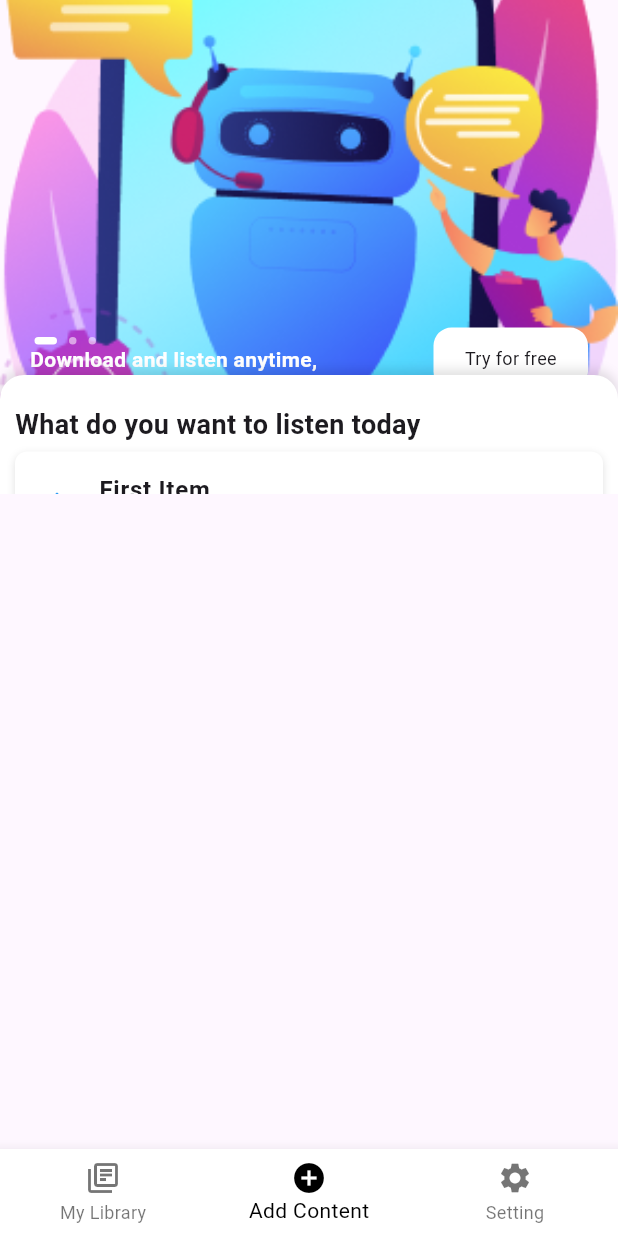
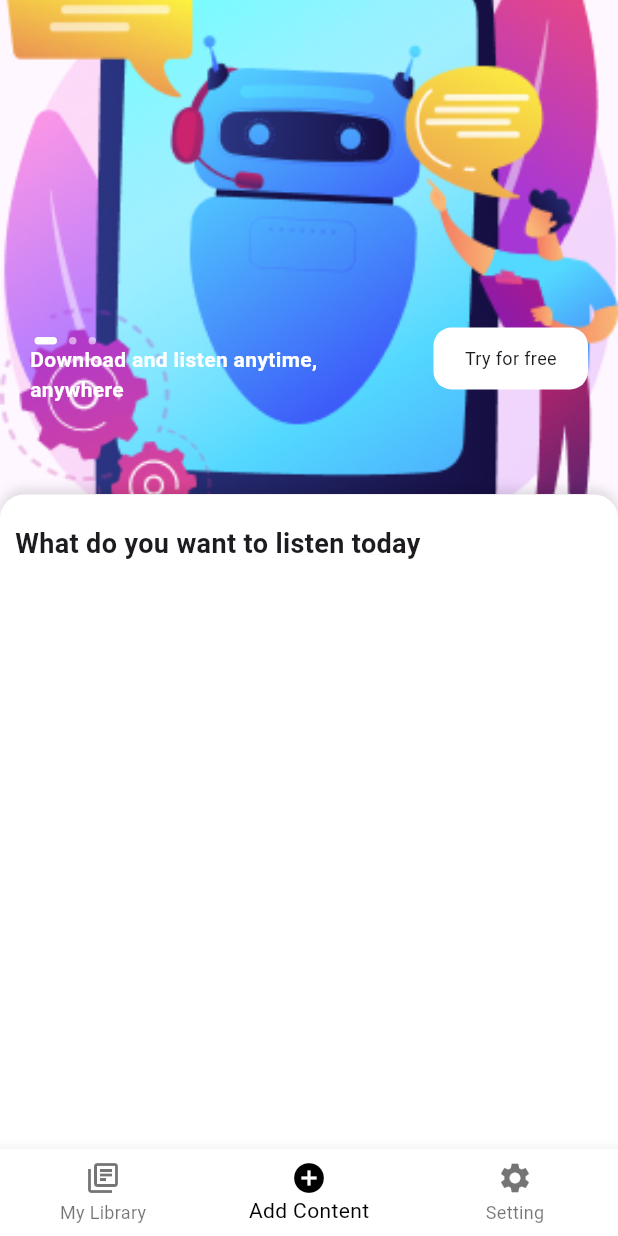
Before and after one commit to Bilal17809/listen_ai, a Flutter app: the screen it shows after launch, on a phone screen of 412 x 824 dp. Run offline on Flutter 3.47's test engine with Material 3 defaults, Android fonts, the phone set to English and light mode, and no system bars; drawn by our look-alikes of carousel_slider, smooth_page_indicator; our stand-ins replace get.

Commit message:
asyaf 8/20/2025

```diff
--- a/lib/core/theme/app_styles.dart
+++ b/lib/core/theme/app_styles.dart
@@ -166,7 +166,7 @@ final BoxDecoration preferencesDecoration=BoxDecoration(
   borderRadius: BorderRadius.circular(12),
   boxShadow: [
     BoxShadow(
-      color: Colors.black.withOpacity(0.05),
+      color: Colors.black..withAlpha(200),
       blurRadius: 5,
       offset:  Offset(0, 3),
     ),
@@ -181,7 +181,7 @@ final BoxDecoration linkedDecoration=BoxDecoration(
   borderRadius: BorderRadius.circular(12),
   boxShadow: [
     BoxShadow(
-      color: Colors.black.withOpacity(0.05),
+      color: Colors.black.withAlpha(200),
       blurRadius: 5,
       offset:  Offset(0, 3),
     ),
@@ -199,7 +199,7 @@ final BoxDecoration listviewDecoration=BoxDecoration(
   ],
 );
 final BoxDecoration positionDecoration=BoxDecoration(
-  color: Colors.white,
+  color: kWhite,
   borderRadius: const BorderRadius.only(
     topLeft: Radius.circular(16),
     topRight: Radius.circular(16),
--- a/lib/presentation/MyLibrary/screen/my_library.dart
+++ b/lib/presentation/MyLibrary/screen/my_library.dart
@@ -62,7 +62,7 @@ class MyLibrary extends StatelessWidget {
                     borderRadius: BorderRadius.circular(12),
                     boxShadow: [
                       BoxShadow(
-                        color: Colors.grey.withOpacity(0.2),
+                        color: Colors.grey..withAlpha(200),
                         blurRadius: 5,
                         offset:  Offset(0, 3),
                       ),
--- a/lib/presentation/add_content/screen/add_content.dart
+++ b/lib/presentation/add_content/screen/add_content.dart
@@ -1,4 +1,5 @@
 import 'package:flutter/material.dart';
+import 'package:listen_ai/core/theme/app_colors.dart';
 import '/core/services/category_services.dart';
 import '/core/theme/app_styles.dart';
 
@@ -11,20 +12,22 @@ class AddContent extends StatelessWidget {
     final screenW = MediaQuery.of(context).size.width;
 
     return Scaffold(
-      body: SafeArea(
-        child: Stack(
+      // backgroundColor: kWhite,
+      body: Column(
         children: [
-            // Background Image slider
           ClipRect(
             child: ImageSliderWithFlutter(), // keep your widget
           ),
 
           // Positioned bottom content
           Positioned(
-              top: 250,
+            top: 180,
+            left: 0,
+            right: 0,
+            bottom: 0,
             child: Container(
               width: screenW,
-                height: screenH * 0.7,
+              height: screenH * 0.7, // fixed height
               decoration: positionDecoration,
               child: Column(
                 crossAxisAlignment: CrossAxisAlignment.start,
@@ -39,39 +42,67 @@ class AddContent extends StatelessWidget {
                       ),
                     ),
                   ),
-                    Expanded(
-                      child: ListView.builder(
-                        itemCount: titles.length,
-                        itemBuilder: (context, index) {
-                          return Container(
-                            margin: const EdgeInsets.symmetric(
-                                horizontal: 10, vertical: 5),
-                            decoration: listviewDecoration,
-                            child: ListTile(
-                              leading: images[index],
-                              title: Text(
-                                titles[index],
-                                style: const TextStyle(
-                                    fontSize: 16,
-                                    fontWeight: FontWeight.bold),
-                              ),
-                              subtitle: Text(
-                                subtitles[index],
-                                style: const TextStyle(
-                                    fontSize: 14, color: Colors.grey),
-                              ),
-                            ),
-                          );
-                        },
-                      ),
-                    ),
+                  // ✅ ListView inside Flexible space
+                  // Expanded(
+                  //   child: ListView.builder(
+                  //     itemCount: titles.length,
+                  //     itemBuilder: (context, index) {
+                  //       return Container(
+                  //         margin: const EdgeInsets.symmetric(
+                  //             horizontal: 10, vertical: 5),
+                  //         decoration: listviewDecoration,
+                  //         child: ListTile(
+                  //           leading: images[index],
+                  //           title: Text(
+                  //             titles[index],
+                  //             style: const TextStyle(
+                  //                 fontSize: 16,
+                  //                 fontWeight: FontWeight.bold),
+                  //           ),
+                  //           subtitle: Text(
+                  //             subtitles[index],
+                  //             style: const TextStyle(
+                  //                 fontSize: 14, color: Colors.grey),
+                  //           ),
+                  //         ),
+                  //       );
+                  //     },
+                  //   ),
+                  // ),
                 ],
               ),
             ),
           ),
         ],
       ),
-      ),
     );
   }
 }
+
+// Example data
+final List<String> titles = [
+  "First Item",
+  "Second Item",
+  "Third Item",
+  "First Item",
+  "Second Item",
+  "Third Item",
+];
+
+final List<String> subtitles = [
+  "This is the first subtitle",
+  "This is the second subtitle",
+  "This is the third subtitle",
+  "This is the first subtitle",
+  "This is the second subtitle",
+  "This is the third subtitle",
+];
+
+final List<Widget> images = [
+  Icon(Icons.home, color: Colors.blue),
+  Icon(Icons.star, color: Colors.orange),
+  Icon(Icons.settings, color: Colors.green),
+  Icon(Icons.home, color: Colors.blue),
+  Icon(Icons.star, color: Colors.orange),
+  Icon(Icons.settings, color: Colors.green),
+];
--- a/lib/presentation/setting/screen/setting.dart
+++ b/lib/presentation/setting/screen/setting.dart
@@ -181,7 +181,7 @@ class Setting extends StatelessWidget {
                     borderRadius: BorderRadius.circular(12),
                     boxShadow: [
                       BoxShadow(
-                        color: Colors.black.withOpacity(0.05),
+                        color: Colors.black..withAlpha(200),
                         blurRadius: 5,
                         offset:  Offset(0, 3),
                       ),
@@ -213,7 +213,7 @@ class Setting extends StatelessWidget {
                     borderRadius: BorderRadius.circular(12),
                     boxShadow: [
                       BoxShadow(
-                        color: Colors.black.withOpacity(0.05),
+                        color: Colors.black..withAlpha(200),
                         blurRadius: 5,
                         offset:  Offset(0, 3),
                       ),
```
Lines whose indentation alone changed are shown as unchanged.
